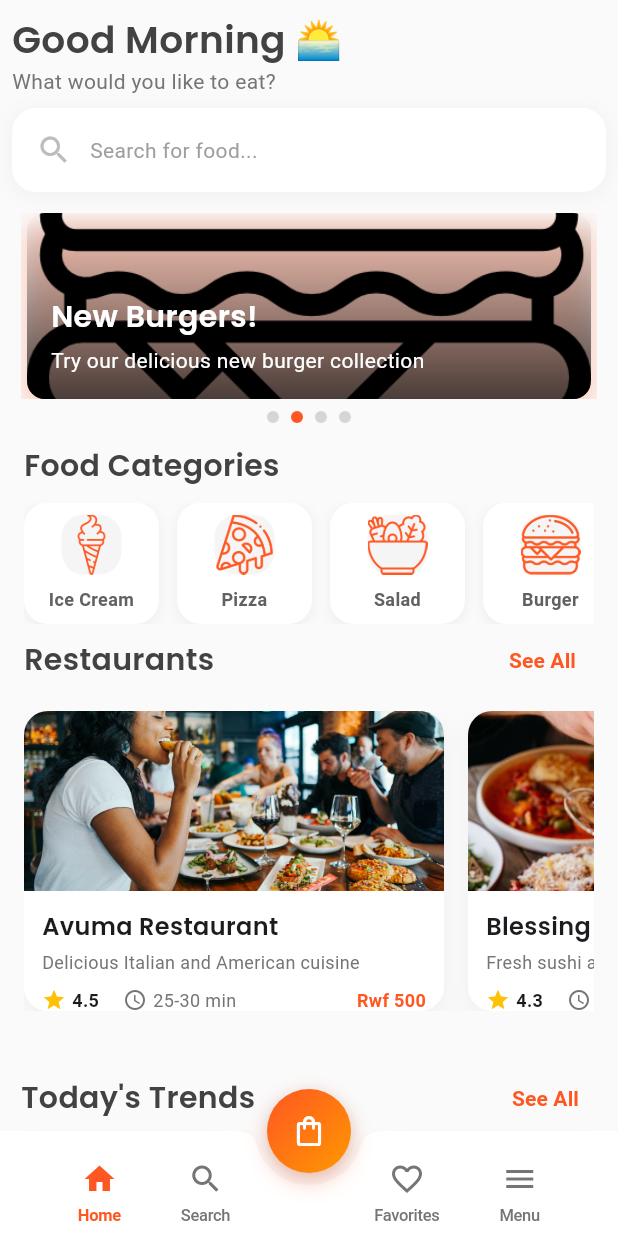
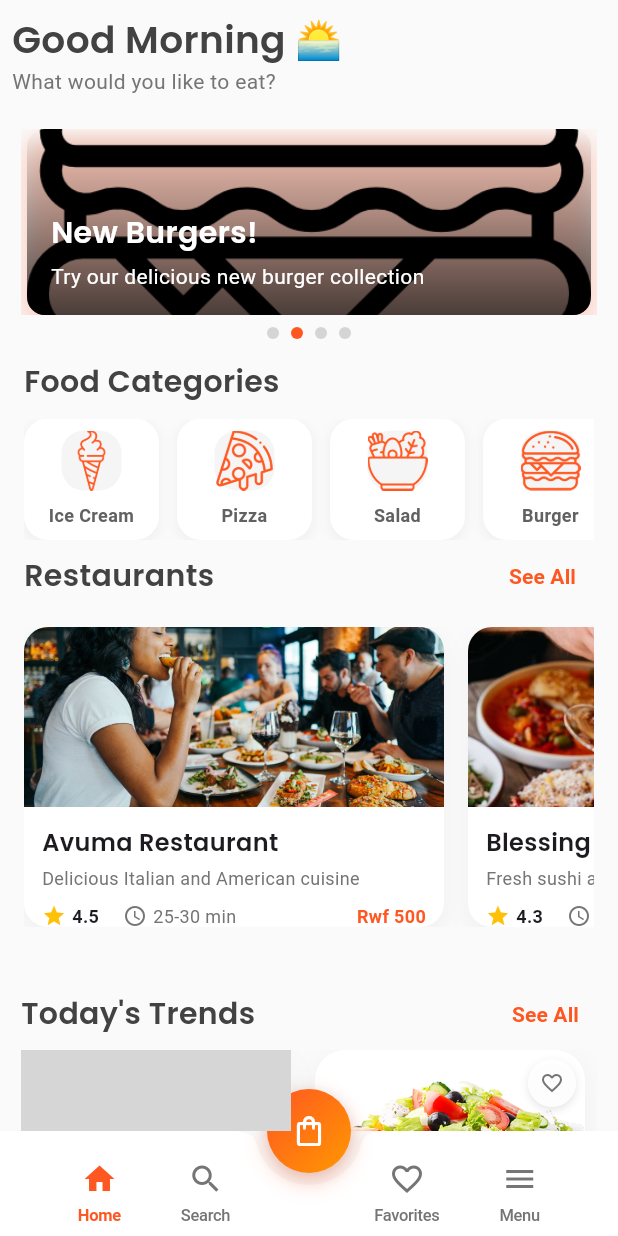
Before and after one commit to Aimecol/IKIRAHAAPP, a Flutter app: the screen it shows after launch, on a phone screen of 412 x 824 dp. Run offline on Flutter 3.47's test engine with Material 3 defaults, Android fonts, the light colour scheme and no system bars; grey boxes are pictures that could not be loaded.

Commit message:
refactor(home): remove search bar widget from home page
The search bar functionality was removed as it's no longer needed in the home page layout. The search feature is still accessible through other navigation points in the app.

```diff
--- a/lib/pages/public/home.dart
+++ b/lib/pages/public/home.dart
@@ -423,9 +423,6 @@ class _HomeState extends State<Home> with TickerProviderStateMixin {
               // Header Section
               _buildHeaderSection(),
 
-              // Search Bar
-              _buildSearchBar(),
-
               // Banner
               _buildBanner(),
 
@@ -578,52 +575,6 @@ class _HomeState extends State<Home> with TickerProviderStateMixin {
             ],
           ),
         ],
-      ),
-    );
-  }
-
-  Widget _buildSearchBar() {
-    return GestureDetector(
-      onTap: () {
-        Navigator.push(
-          context,
-          MaterialPageRoute(
-            builder: (context) =>
-                SearchScreen(products: popularItems, restaurants: restaurants),
-          ),
-        );
-      },
-      child: Container(
-        margin: const EdgeInsets.symmetric(horizontal: 8.0),
-        padding: const EdgeInsets.symmetric(horizontal: 16, vertical: 16),
-        decoration: BoxDecoration(
-          color: Colors.white,
-          borderRadius: BorderRadius.circular(16),
-          boxShadow: [
-            BoxShadow(
-              color: Colors.grey.withValues(alpha: 0.1),
-              spreadRadius: 1,
-              blurRadius: 10,
-              offset: const Offset(0, 2),
-            ),
-          ],
-        ),
-        child: Row(
-          children: [
-            Icon(Icons.search, color: Colors.grey[400]),
-            const SizedBox(width: 12),
-            Expanded(
-              child: Text(
-                'Search for food...',
-                style: TextStyle(
-                  color: Colors.grey[500],
-                  fontSize: 14,
-                  fontFamily: 'Roboto',
-                ),
-              ),
-            ),
-          ],
-        ),
       ),
     );
   }
```
